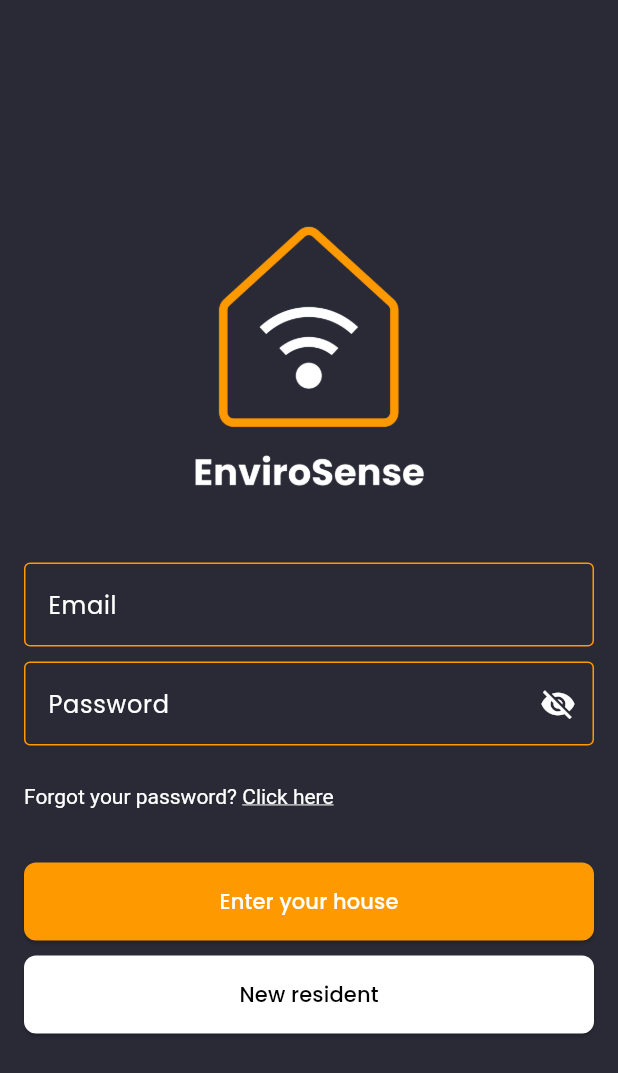
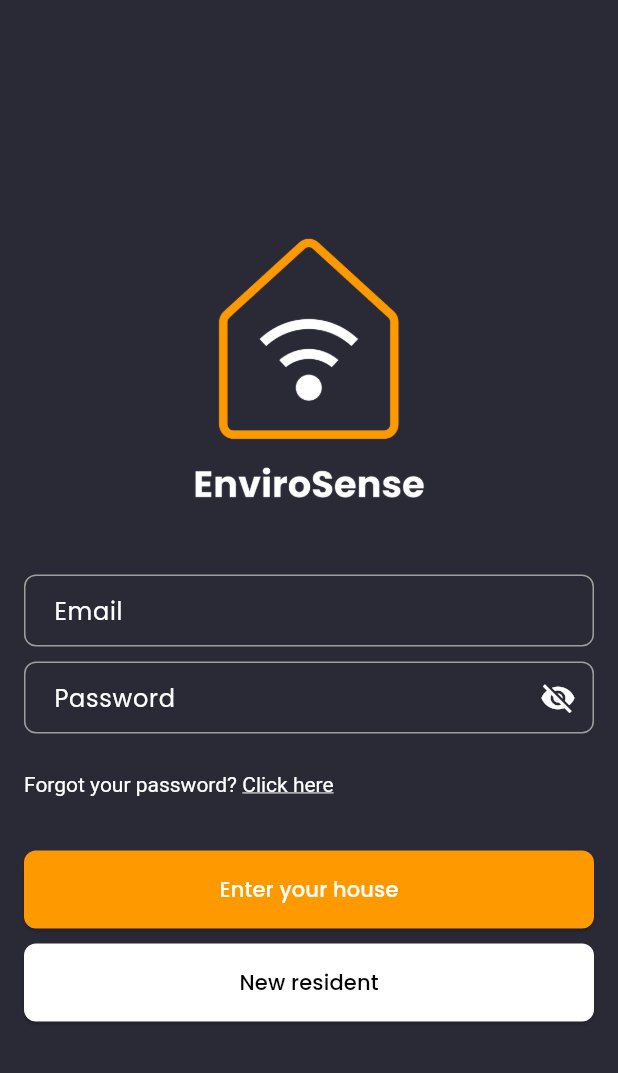
Before and after one commit to KempDewulf/envirosense-app, a Flutter app: the LoginScreen screen opened by its route, on a phone screen of 412 x 824 dp. Shown: the top 1073 px of the screen. Run offline on Flutter 3.47's test engine with Material 3 defaults, Android fonts, the phone set to English and light mode, and no system bars; our stand-ins replace dotted_border, firebase_auth, firebase_core, fl_chart, flutter_dotenv, google_fonts and 2 more; missing offline and left inert: mobile_scanner; accounts and stored records are empty.

Commit message:
fix: enhance CustomTextFormField with additional properties and improved styling

```diff
--- a/lib/presentation/widgets/custom_text_form_field.dart
+++ b/lib/presentation/widgets/custom_text_form_field.dart
@@ -2,62 +2,108 @@ import 'package:flutter/material.dart';
 import 'package:envirosense/core/constants/colors.dart';
 
 class CustomTextFormField extends StatelessWidget {
-  final String labelText;
+  final TextEditingController? controller;
+  final String? labelText;
+  final String? hintText;
+  final Widget? prefixIcon;
+  final Widget? suffixIcon;
+  final bool obscureText;
+  final bool? enabled;
+  final EdgeInsetsGeometry? contentPadding;
+  final Color? borderColor;
+  final Color? focusColor;
   final Color labelColor;
-  final String? hintText;
   final Color hintColor;
-  final bool obscureText;
-  final TextEditingController? controller;
-  final Widget? suffixIcon;
-  final String? Function(String?)? validator;
   final FocusNode? focusNode;
   final TextInputType? keyboardType;
+  final ValueChanged<String>? onChanged;
+  final String? Function(String?)? validator;
+  final bool readOnly;
+  final int? maxLines;
+  final int? minLines;
+  final bool? expands;
+  final int? maxLength;
+  final VoidCallback? onTap;
+  final bool? autocorrect;
+  final bool? enableSuggestions;
+  final TextCapitalization textCapitalization;
 
   const CustomTextFormField({
     super.key,
-    required this.labelText,
+    this.controller,
+    this.labelText,
+    this.hintText,
+    this.prefixIcon,
+    this.suffixIcon,
     this.obscureText = false,
-    this.controller,
-    this.hintText,
+    this.enabled,
+    this.contentPadding,
+    this.borderColor,
+    this.focusColor,
     this.labelColor = AppColors.secondaryColor,
     this.hintColor = AppColors.secondaryColor,
-    this.suffixIcon,
-    this.validator,
     this.focusNode,
     this.keyboardType,
+    this.onChanged,
+    this.validator,
+    this.readOnly = false,
+    this.maxLines,
+    this.minLines,
+    this.expands,
+    this.maxLength,
+    this.onTap,
+    this.autocorrect,
+    this.enableSuggestions,
+    this.textCapitalization = TextCapitalization.none,
   });
 
   @override
   Widget build(BuildContext context) {
+    final Color borderClr = borderColor ?? Colors.grey;
+    final Color focusClr = focusColor ?? Colors.blue;
+
     return TextFormField(
       controller: controller,
       obscureText: obscureText,
+      focusNode: focusNode,
+      keyboardType: keyboardType,
+      onChanged: onChanged,
+      validator: validator,
+      enabled: enabled,
+      readOnly: readOnly,
+      maxLines: obscureText ? 1 : maxLines,
+      minLines: obscureText ? 1 : minLines,
+      expands: expands ?? false,
+      maxLength: maxLength,
+      onTap: onTap,
+      autocorrect: autocorrect ?? true,
+      enableSuggestions: enableSuggestions ?? true,
+      textCapitalization: textCapitalization,
       style: const TextStyle(color: AppColors.whiteColor),
       decoration: InputDecoration(
         labelText: labelText,
         hintText: hintText,
         hintStyle: TextStyle(color: hintColor),
         labelStyle: TextStyle(color: labelColor),
-        border: const OutlineInputBorder(
-          borderSide: BorderSide(color: AppColors.secondaryColor),
+        prefixIcon: prefixIcon,
+        suffixIcon: suffixIcon,
+        contentPadding: contentPadding ??
+            const EdgeInsets.symmetric(vertical: 0, horizontal: 16),
+        border: OutlineInputBorder(
+          borderRadius: BorderRadius.circular(8),
+          borderSide: BorderSide(color: borderClr),
         ),
-        enabledBorder: const OutlineInputBorder(
-          borderSide: BorderSide(color: AppColors.secondaryColor),
+        enabledBorder: OutlineInputBorder(
+          borderRadius: BorderRadius.circular(8),
+          borderSide: BorderSide(color: borderClr),
         ),
-        focusedBorder: const OutlineInputBorder(
-          borderSide: BorderSide(color: AppColors.secondaryColor, width: 2),
+        focusedBorder: OutlineInputBorder(
+          borderRadius: BorderRadius.circular(8),
+          borderSide: BorderSide(color: focusClr, width: 2),
         ),
         floatingLabelBehavior: FloatingLabelBehavior.auto,
         floatingLabelStyle: const TextStyle(color: AppColors.whiteColor),
-        errorBorder:
-            const OutlineInputBorder(borderSide: BorderSide(color: Colors.red)),
-        focusedErrorBorder:
-            const OutlineInputBorder(borderSide: BorderSide(color: Colors.red)),
-        suffixIcon: suffixIcon,
       ),
-      keyboardType: keyboardType,
-      validator: validator,
-      focusNode: focusNode,
     );
   }
 }
```
